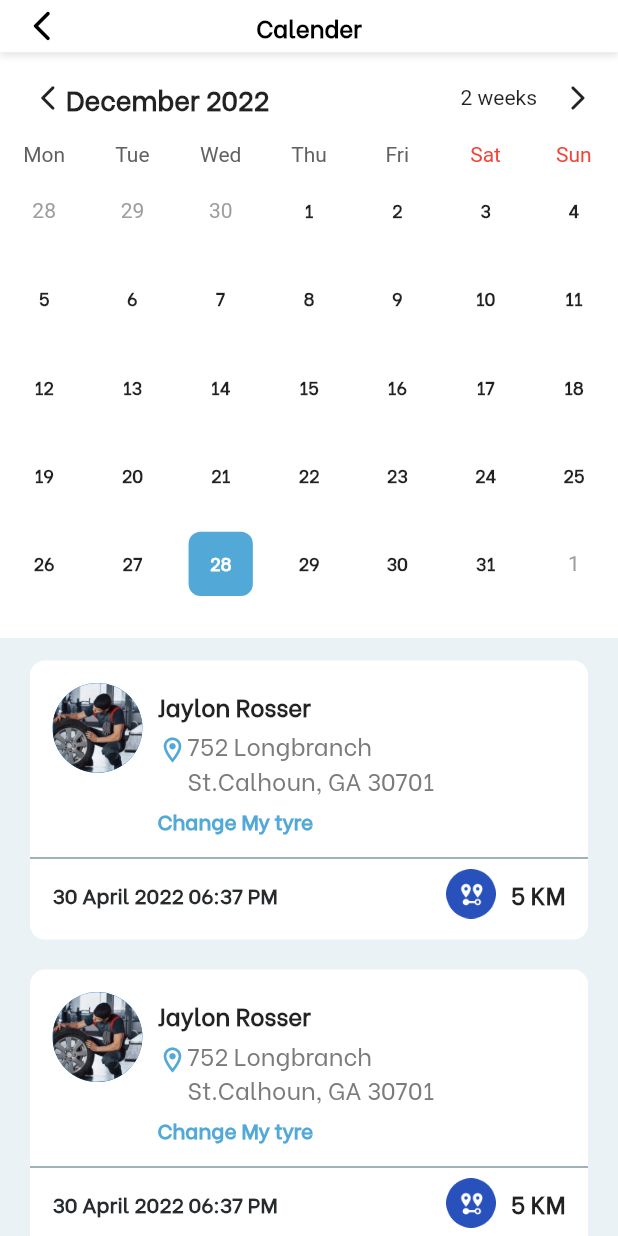
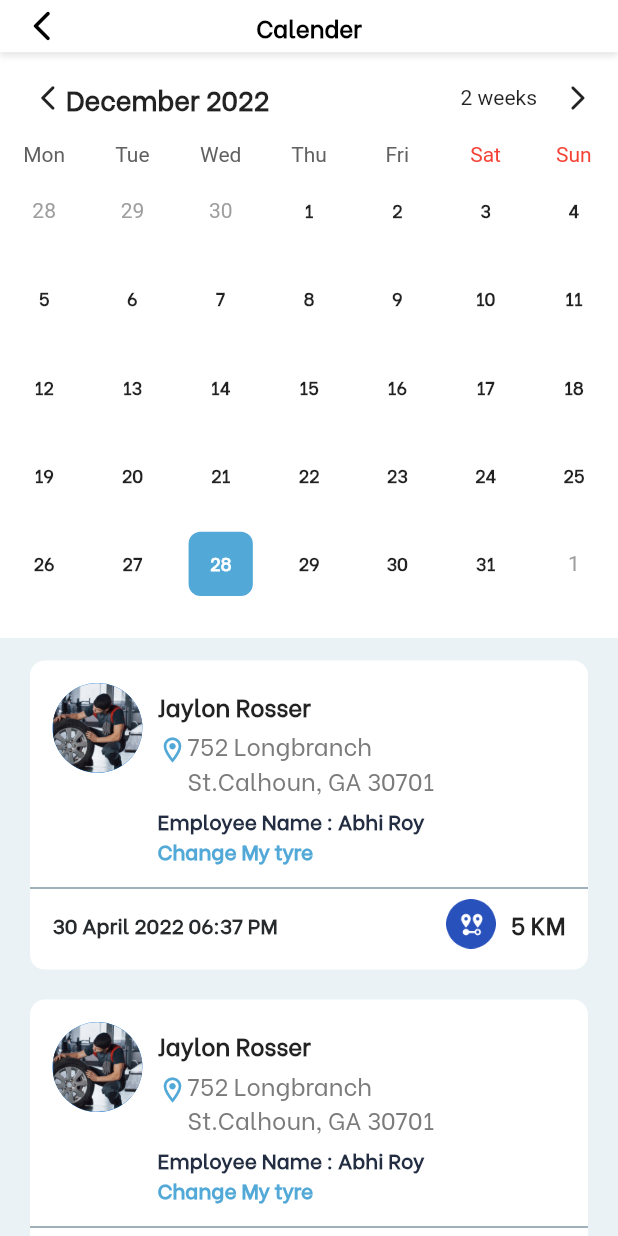
Before and after one commit to thecompl/NewTyreShifter, a Flutter app: the HomeCalendarPage screen opened directly, on a phone screen of 412 x 824 dp. Run offline on Flutter 3.47's test engine with Material 2 defaults, Android fonts, the phone set to English and light mode, and no system bars; drawn by our look-alikes of table_calendar; our stand-ins replace animated_splash_screen, carousel_slider, device_info_plus, dio, expansion_tile_card, flutter_datetime_picker and 10 more; missing offline and left inert: country_pickers, dart:ffi, device_info_plus_web, flutter_verification_code, image_picker_for_web, otp_screen and 2 more; accounts and stored records are empty; project files that could hold a hidden picture were left out.

Commit message:
tyreshifter changes

```diff
--- a/lib/Widget/Booking_Card.dart
+++ b/lib/Widget/Booking_Card.dart
@@ -153,6 +153,12 @@ class _Booking_CardState extends State<Booking_Card> {
                                   ),
                                   Container(
                                     child: Textfield().text(
+                                        EmpName + " : " + "Abhi Roy",
+                                        TextStyles.withColor(TextStyles.mb14,
+                                            color.text_grey2_color)),
+                                  ),
+                                  Container(
+                                    child: Textfield().text(
                                         change_tyre,
                                         TextStyles.withColor(TextStyles.mb14,
                                             color.Primary_second_Color)),
--- a/lib/config/string.dart
+++ b/lib/config/string.dart
@@ -285,6 +285,8 @@ final Register_as = "Register As";
 final welcome_txt = "The preferred equipments";
 final welcome_1 = "Car jack";
 final welcome_2 = "Wheel cross";
+final EmpName = "Employee Name";
+
 final welcome_3 = "Nutrunner";
 final welcome_4 =
     "Make sure the bolts are on place by using a wheel cross to check before the tyreshift is completed. ";
```
Also changed, not shown: 1 other file.
